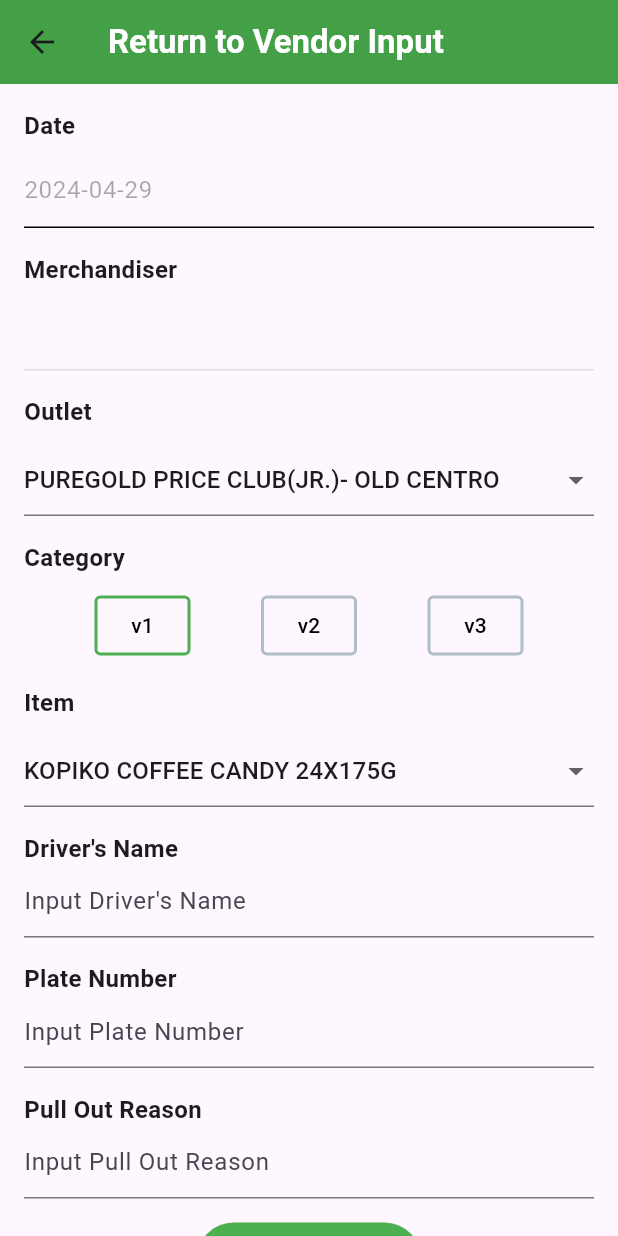
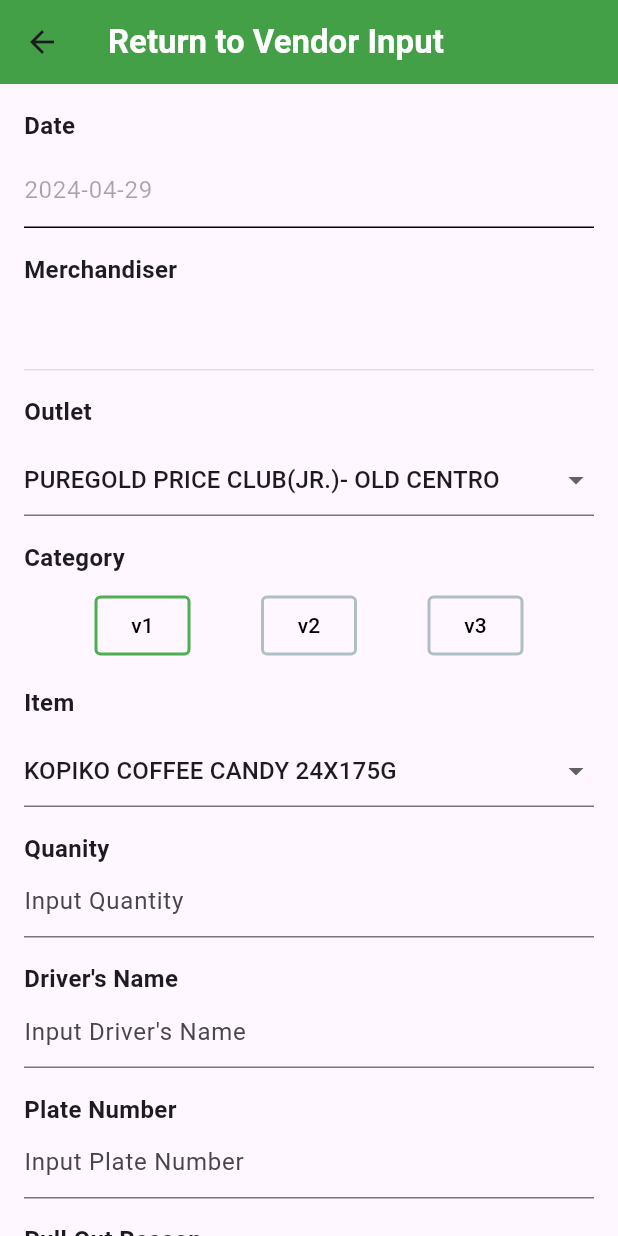
Before and after one commit to Renzely/towi, a Flutter app: the RTV screen opened directly with empty values, after a tap on the "assignment add" icon, on a phone screen of 412 x 824 dp. Run offline on Flutter 3.47's test engine with Material 3 defaults, Android fonts, the phone set to English and light mode, and no system bars; missing offline and left inert: bson, mongo_dart; generated files the repository leaves out were written again.

Commit message:
april 29

```diff
--- a/lib/Dashboard_Page.dart
+++ b/lib/Dashboard_Page.dart
@@ -412,6 +412,12 @@ class _RTVState extends State<RTV> {
                             Text('${item.item}'),
                             SizedBox(height: 10),
                             Text(
+                              'Quantity: ',
+                              style: TextStyle(fontWeight: FontWeight.bold),
+                            ),
+                            Text('${item.quantity}'),
+                            SizedBox(height: 10),
+                            Text(
                               'Driver\'s Name: ',
                               style: TextStyle(fontWeight: FontWeight.bold),
                             ),
--- a/lib/dbHelper/mongodbDraft.dart
+++ b/lib/dbHelper/mongodbDraft.dart
@@ -175,6 +175,7 @@ class ReturnToVendor {
   String outlet;
   String category;
   String item;
+  String quantity;
   String driverName;
   String plateNumber;
   String pullOutReason;
@@ -187,6 +188,7 @@ class ReturnToVendor {
     required this.outlet,
     required this.category,
     required this.item,
+    required this.quantity,
     required this.driverName,
     required this.plateNumber,
     required this.pullOutReason,
@@ -200,6 +202,7 @@ class ReturnToVendor {
         outlet: json['outlet'] ?? '',
         category: json['category'] ?? '',
         item: json['item'] ?? '',
+        quantity: json['quantity'] ?? '',
         driverName: json['driverName'] ?? '',
         plateNumber: json['plateNumber'] ?? '',
         pullOutReason: json['pullOutReason'] ?? '',
@@ -213,6 +216,7 @@ class ReturnToVendor {
         'outlet': outlet,
         'category': category,
         'Item': item,
+        'quantity': quantity,
         'driverName': driverName,
         'plateNumber': plateNumber,
         'pullOutReason': pullOutReason,
--- a/lib/return_to_vendor.dart
+++ b/lib/return_to_vendor.dart
@@ -25,6 +25,7 @@ class ReturnVendor extends StatefulWidget {
 class _ReturnVendorState extends State<ReturnVendor> {
   late String selectedOutlet = ''; // Initialize with an empty string
   late String selectedItem = ''; // Initialize with an empty string
+  late String quantity = '';
   late DateTime selectedDate = DateTime.now(); // Initialize with current date
   String merchandiserName = '';
   String driverName = '';
@@ -314,6 +315,21 @@ class _ReturnVendorState extends State<ReturnVendor> {
                 ),
                 SizedBox(height: 16),
                 Text(
+                  'Quanity',
+                  style: TextStyle(fontWeight: FontWeight.bold, fontSize: 16),
+                ),
+                TextFormField(
+                  decoration: InputDecoration(
+                    hintText: 'Input Quantity',
+                  ),
+                  onChanged: (value) {
+                    setState(() {
+                      quantity = value;
+                    });
+                  },
+                ),
+                SizedBox(height: 16),
+                Text(
                   'Driver\'s Name',
                   style: TextStyle(fontWeight: FontWeight.bold, fontSize: 16),
                 ),
@@ -452,6 +468,7 @@ class _ReturnVendorState extends State<ReturnVendor> {
         'outlet': selectedOutlet,
         'category': selectedCategory,
         'item': selectedItem,
+        'quantity': quantity,
         'driverName': driverName.toString(),
         'plateNumber': plateNumber.toString(),
         'pullOutReason': pullOutReason.toString(),
```
